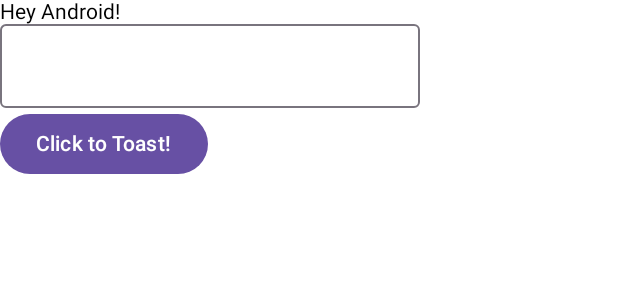
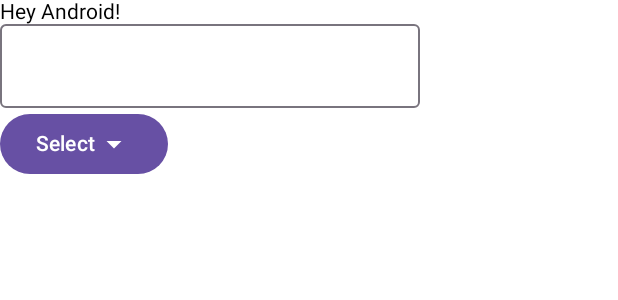
Before and after one commit to PrinceNand/Unit-Converter-Kotlin, an Android app built with Jetpack Compose: the @Preview function UnitConverterPreview, on a phone screen of 412 x 824 dp. Shown: the top 300 px of the screen. Run offline under Robolectric (Android 15) with nearby library versions, the phone set to English and light mode, and no system bars.

Commit message:
Kotlin-Learn: 5.Box and Dropdown Icon inside a row

```diff
--- a/app/src/main/java/com/project/unitconverterkotlin/MainActivity.kt
+++ b/app/src/main/java/com/project/unitconverterkotlin/MainActivity.kt
@@ -1,15 +1,18 @@
 package com.project.unitconverterkotlin
 
 import android.os.Bundle
-import android.widget.Toast
 import androidx.activity.ComponentActivity
 import androidx.activity.compose.setContent
 import androidx.activity.enableEdgeToEdge
+import androidx.compose.foundation.layout.Box
 import androidx.compose.foundation.layout.Column
 import androidx.compose.foundation.layout.Row
 import androidx.compose.foundation.layout.fillMaxSize
 import androidx.compose.foundation.layout.padding
+import androidx.compose.material.icons.Icons
+import androidx.compose.material.icons.filled.ArrowDropDown
 import androidx.compose.material3.Button
+import androidx.compose.material3.Icon
 import androidx.compose.material3.OutlinedTextField
 import androidx.compose.material3.Scaffold
 import androidx.compose.material3.Text
@@ -44,11 +47,11 @@ fun UnitConverter(name: String, modifier: Modifier){
         OutlinedTextField(value = "", onValueChange = {})
 
         Row {
-            val context = LocalContext.current;
-            Button(onClick = {
-                Toast.makeText(context, "Hey Developers!", Toast.LENGTH_SHORT).show()
-            }) {
-                Text(text = "Click to Toast!")
+            Box {
+                Button(onClick = { /*TODO*/ }) {
+                    Text(text = "Select")
+                    Icon(Icons.Default.ArrowDropDown, contentDescription = "Arrow Down")
+                }
             }
         }
     }
```
